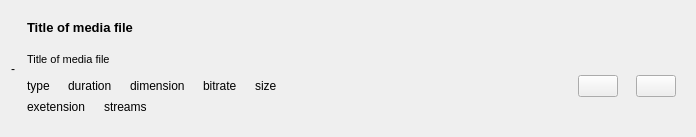
Qt form src/Conversion/widgets/conversionitemwidget.ui (keshavbhatt/formatforge) before a commit.
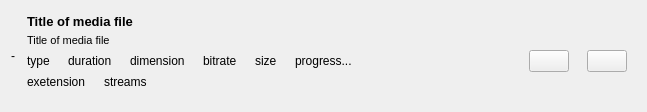
The same form after that commit. Custom widgets are drawn as their Qt base class.

Commit message: chore: update conversion widget items

The edit to the form file:
```diff
--- a/src/Conversion/widgets/conversionitemwidget.ui
+++ b/src/Conversion/widgets/conversionitemwidget.ui
@@ -6,8 +6,8 @@
    <rect>
     <x>0</x>
     <y>0</y>
-    <width>696</width>
-    <height>137</height>
+    <width>647</width>
+    <height>112</height>
    </rect>
   </property>
   <property name="windowTitle">
@@ -98,6 +98,26 @@
              <number>18</number>
             </property>
             <item>
+             <widget class="QWidget" name="metaDataWidget" native="true">
+              <layout class="QHBoxLayout" name="horizontalLayout_2">
+               <property name="leftMargin">
+                <number>0</number>
+               </property>
+               <property name="topMargin">
+                <number>0</number>
+               </property>
+               <property name="rightMargin">
+                <number>0</number>
+               </property>
+               <property name="bottomMargin">
+                <number>0</number>
+               </property>
+               <item>
+                <layout class="QHBoxLayout" name="horizontalLayout_6">
+                 <property name="spacing">
+                  <number>18</number>
+                 </property>
+                 <item>
              <widget class="QLabel" name="mediaTypeLabel">
               <property name="sizePolicy">
                <sizepolicy hsizetype="Maximum" vsizetype="Preferred">
@@ -159,6 +179,24 @@
               </property>
               <property name="text">
                <string>size</string>
+                   </property>
+                  </widget>
+                 </item>
+                </layout>
+               </item>
+              </layout>
+             </widget>
+            </item>
+            <item>
+             <widget class="QLabel" name="progressLabel">
+              <property name="sizePolicy">
+               <sizepolicy hsizetype="Maximum" vsizetype="Preferred">
+                <horstretch>0</horstretch>
+                <verstretch>0</verstretch>
+               </sizepolicy>
+              </property>
+              <property name="text">
+               <string>progress...</string>
               </property>
              </widget>
             </item>
```
Lines whose indentation alone changed are shown as unchanged. The commit also changes 7 other files.
